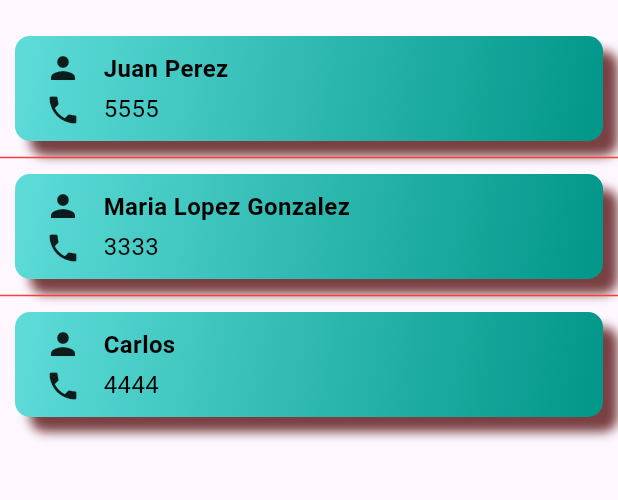
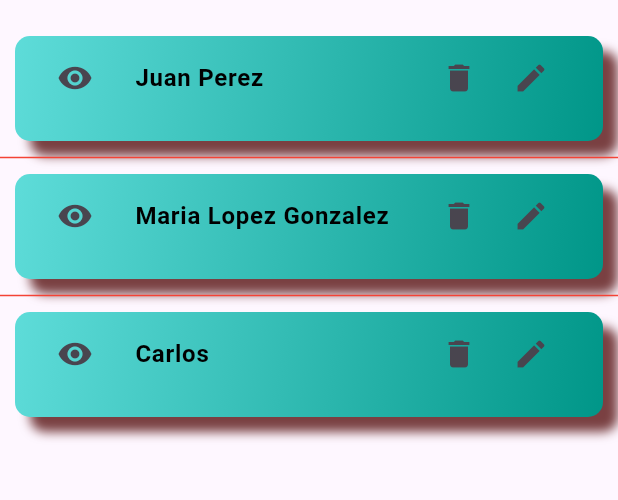
Before and after one commit to BAlbertoGA/flutter_control_escolar, a Flutter app: the screen it shows after launch, on a phone screen of 412 x 824 dp, the part 63-563 px from its top. Run offline on Flutter 3.47's test engine with Material 3 defaults, Android fonts, the phone set to English and light mode, and no system bars.

```diff
--- a/lib/capturacalificaciones.dart
+++ b/lib/capturacalificaciones.dart
@@ -1,4 +1,5 @@
 import 'package:flutter/material.dart';
+import 'package:flutter_control_escolar/drawer.dart';
 
 class Capturacalificaciones extends StatelessWidget {
   const Capturacalificaciones({super.key});
@@ -17,6 +18,7 @@ class Capturacalificaciones extends StatelessWidget {
           ),
         ],
       ),
+      drawer: MyDrawer(),
       body: Center(
         // Usamos un Stack para superponer widgets
         child: Stack(
--- a/lib/main.dart
+++ b/lib/main.dart
@@ -15,7 +15,7 @@ class MainApp extends StatelessWidget {
       debugShowCheckedModeBanner: false,
       title: "Flutter Control Escolar",
       home: const MyListView(),
-      routes: appRoutes,
+      routes: AppRoutes.appRoutes,
     );
   }
 }
--- a/lib/mylistview.dart
+++ b/lib/mylistview.dart
@@ -1,35 +1,42 @@
 import 'package:flutter/material.dart';
 import 'package:flutter_control_escolar/drawer.dart';
+import 'package:flutter_control_escolar/routes.dart';
 
-class MyListView extends StatelessWidget {
+class MyListView extends StatefulWidget {
   const MyListView({super.key});
 
-  static const alumnos = [
+  static List alumnos = [
     {'id': 1, 'name': 'Juan Perez', 'phone': 5555},
     {'id': 2, 'name': 'Maria Lopez Gonzalez', 'phone': 3333},
     {'id': 3, 'name': 'Carlos', 'phone': 4444},
   ];
 
   @override
+  State<MyListView> createState() => _MyListViewState();
+}
+
+class _MyListViewState extends State<MyListView> {
+  @override
   Widget build(BuildContext context) {
     return Scaffold(
-      appBar: AppBar(
-        title: const Text('Control Escolar'),
-      ),
+      appBar: AppBar(title: const Text('Control Escolar')),
       drawer: MyDrawer(),
       // endDrawer: MyDrawer(),
       body: SafeArea(
         child: ListView.separated(
+          // Recorre cada uno de los elementos
           itemBuilder: (_, index) => GestureDetector(
+            /*
             onTap: () {
-              // Navegar a la pantalla de detalle del alumno
+              Navegar a la pantalla de detalle del alumno
               Navigator.pushNamed(
                 context,
                 "/rutadetallealumno",
-                arguments: alumnos[index]['id'],
+                arguments: MyListView.alumnos[index]['id'],
               );
-              print("${alumnos[index]['name']} - ${alumnos[index]['phone']}");
+              print("${MyListView.alumnos[index]['name']} - ${MyListView.alumnos[index]['phone']}");
             },
+            */
             child: Container(
               height: 70,
               //estilo del contenedor
@@ -55,8 +62,9 @@ class MyListView extends StatelessWidget {
               alignment: Alignment.center,
               child: Row(
                 children: [
-                  Padding(padding: const EdgeInsets.only(left: 20)),
+                  // Padding(padding: const EdgeInsets.only(left: 20)),
                   //iconos
+                  /*
                   Column(
                     mainAxisAlignment: MainAxisAlignment.center,
                     children: [
@@ -65,29 +73,31 @@ class MyListView extends StatelessWidget {
                       const Icon(Icons.phone),
                     ],
                   ),
-                  const SizedBox(width: 15),
+                  */
+                  // const SizedBox(width: 15),
                   Expanded(
                     //informacion del alumno
                     child: Column(
-                      mainAxisAlignment: MainAxisAlignment.center,
-                      crossAxisAlignment: CrossAxisAlignment.start,
+                      // mainAxisAlignment: MainAxisAlignment.center,
+                      // crossAxisAlignment: CrossAxisAlignment.start,
                       children: [
-                        Text(
-                          "${alumnos[index]['name']}",
-                          style: const TextStyle(
-                            color: Colors.black,
-                            fontWeight: FontWeight.bold,
-                            fontSize: 16,
-                          ),
-                        ),
-                        const SizedBox(height: 4),
-                        Text(
-                          "${alumnos[index]['phone']}",
-                          style: const TextStyle(
-                            color: Colors.black,
-                            fontSize: 16,
-                          ),
-                        ),
+                        getListTitleElementLista(index, context),
+                        // Text(
+                        //   "${MyListView.alumnos[index]['name']}",
+                        // style: const TextStyle(
+                        //   color: Colors.black,
+                        //   fontWeight: FontWeight.bold,
+                        //   fontSize: 16,
+                        // ),
+                        // ),
+                        // const SizedBox(height: 4),
+                        // Text(
+                        //   "${MyListView.alumnos[index]['phone']}",
+                        //   style: const TextStyle(
+                        //     color: Colors.black,
+                        //     fontSize: 16,
+                        //   ),
+                        // ),
                       ],
                     ),
                   ),
@@ -100,9 +110,39 @@ class MyListView extends StatelessWidget {
             return const Divider(height: 2, color: Colors.red);
           },
 
-          itemCount: alumnos.length,
+          itemCount: MyListView.alumnos.length,
         ),
       ),
     );
   }
+
+  getListTitleElementLista(index, context) {
+    return ListTile(
+      leading: IconButton(
+        onPressed: () {
+          Navigator.pushNamed(
+            context,
+            AppRoutes.rutaDetalleAlumno,
+            arguments: MyListView.alumnos[index]['id'],
+          );
+        },
+        icon: Icon(Icons.remove_red_eye),
+        tooltip: 'Mostrar',
+      ),
+      title: Text(
+        "${MyListView.alumnos[index]['name']}",
+        style: const TextStyle(
+          color: Colors.black,
+          fontWeight: FontWeight.bold,
+          fontSize: 16,
+        ),
+      ),
+      trailing: Wrap(
+        spacing: 0,
+        children: [
+          IconButton(onPressed: () {},icon:  Icon(Icons.delete), tooltip: "Eliminar",),
+          IconButton(onPressed: () {},icon:  Icon(Icons.edit), tooltip: "Elitar",)],
+      ),
+    );
+  }
 }
--- a/lib/routes.dart
+++ b/lib/routes.dart
@@ -1,26 +1,40 @@
 import 'package:flutter/material.dart';
+import 'package:flutter_control_escolar/altaalumno.dart';
 import 'package:flutter_control_escolar/capturacalificaciones.dart';
 import 'package:flutter_control_escolar/detalleAlumno.dart';
 import 'package:flutter_control_escolar/materias.dart';
 import 'package:flutter_control_escolar/mylistview.dart';
 
-Map<String, Widget Function(BuildContext)> get appRoutes {
+class AppRoutes {
+  static const String rutaDetalleAlumno = "/rutadetallealumno";
+  static const String rutaCapturaCalificaciones = "/rutacapturacalificaciones";
+  static const String rutaListaAlumnos = "/rutalistaalumnos";
+  static const String rutaMaterias = "/rutaMaterias";
+  static const String rutaAltaAlumno = "/rutaAltaAlumno";
+
+
+  static Map<String, Widget Function(BuildContext)> get appRoutes {
     return {
-    "/rutadetallealumno": (context) {
+      rutaDetalleAlumno: (context) {
         final id = ModalRoute.of(context)!.settings.arguments as int;
         return Detallealumno(id: id);
       },
 
-    "/rutacapturacalificaciones": (context) {
+      rutaCapturaCalificaciones: (context) {
         return const Capturacalificaciones();
       },
 
-    "/rutalistaalumnos": (context) {
+      rutaListaAlumnos: (context) {
         return MyListView();
       },
 
-    "/rutaMaterias": (context) {
+      rutaMaterias: (context) {
         return const MyMaterias();
+      },
+
+      rutaAltaAlumno: (context) {
+        return const AltaAlumno();
       },
     };
   }
+}
```
Also changed, not shown: lib/altaalumno.dart (added, +15 -0 lines), lib/materias.dart (+8 -2 lines). Lines whose indentation alone changed are shown as unchanged.
